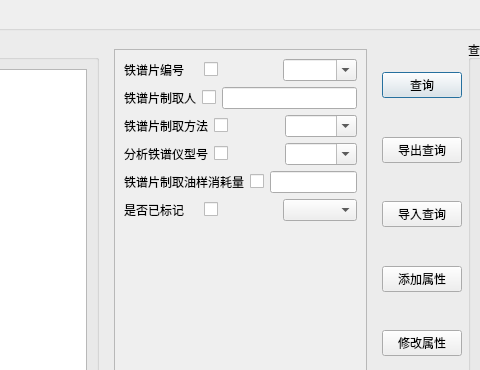
First picture: the form in advancesearchdlg.ui, repository WooodHead/labelling3, before the edit; both pictures show x 184 to 664 and y 0 to 370 of the 935 by 655 pixel window.
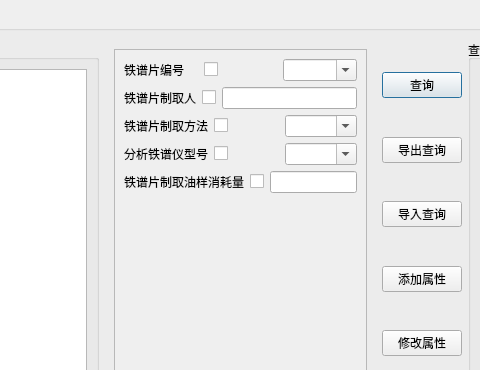
Second picture: the form after the edit.

Commit message: remove trival

Diff of the .ui file:
```diff
--- a/advancesearchdlg.ui
+++ b/advancesearchdlg.ui
@@ -1897,27 +1897,6 @@
                 </item>
                </layout>
               </item>
-              <item>
-               <layout class="QHBoxLayout" name="horizontalLayout_8">
-                <item>
-                 <widget class="QLabel" name="label_7">
-                  <property name="text">
-                   <string>是否已标记</string>
-                  </property>
-                 </widget>
-                </item>
-                <item>
-                 <widget class="QCheckBox" name="imagesymbolChkBox">
-                  <property name="text">
-                   <string/>
-                  </property>
-                 </widget>
-                </item>
-                <item>
-                 <widget class="QComboBox" name="imagesymbolCbBox"/>
-                </item>
-               </layout>
-              </item>
               <item>
                <spacer name="verticalSpacer_4">
                 <property name="orientation">
```
Left out of the diff: 22 changed lines with no effect on the pictures. The commit also changes 1 other file.
